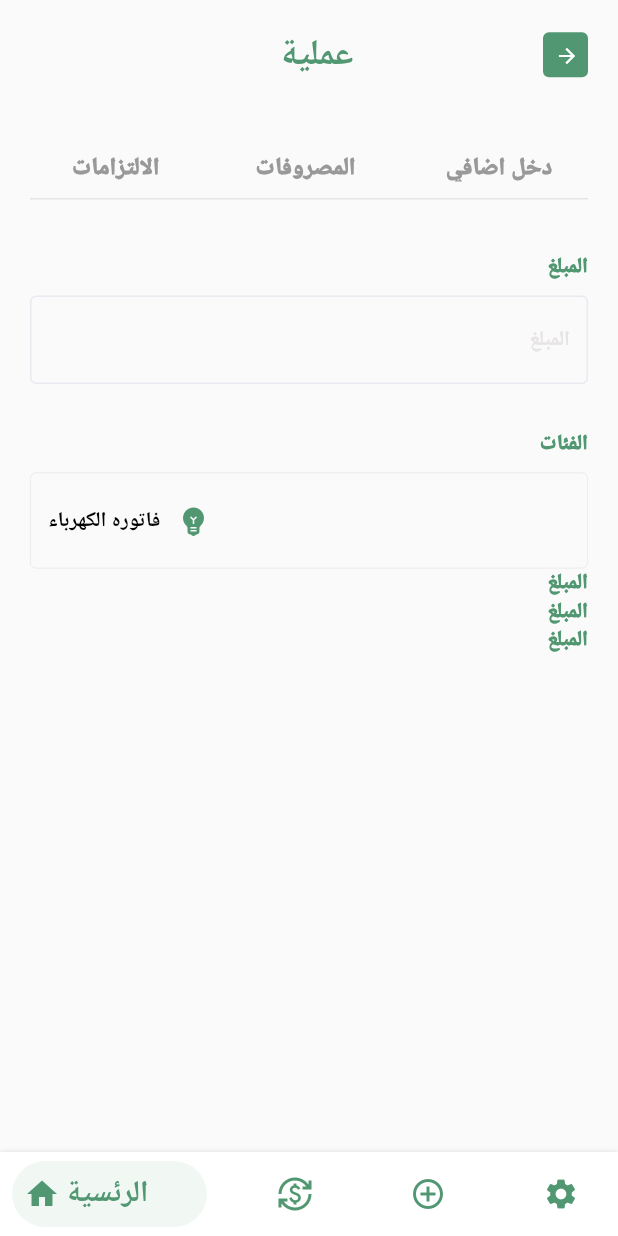
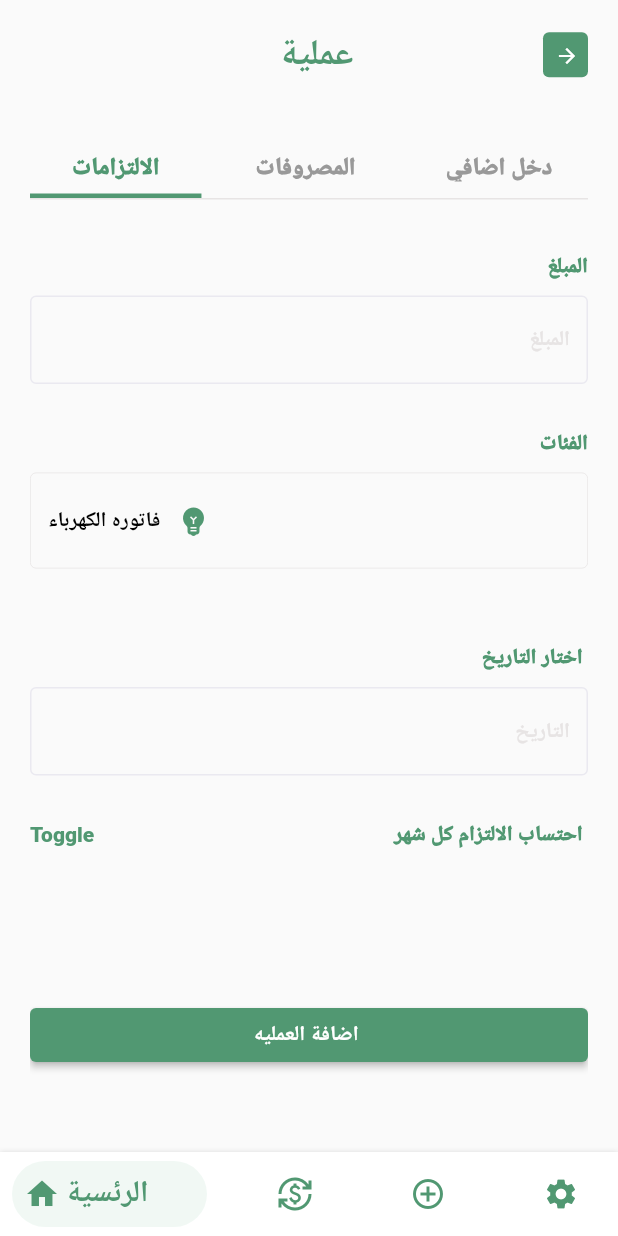
Before and after one commit to nor4ham/Jaeeb, a Flutter app: the screen it shows after launch, on a phone screen of 412 x 824 dp. Run offline on Flutter 3.47's test engine with Material 2 defaults, Android fonts, the light colour scheme and no system bars; drawn by our look-alikes of bottom_navy_bar; our stand-ins replace get, google_fonts, hexcolor, syncfusion_flutter_charts.

Commit message:
dropdownListWidget2

```diff
--- a/lib/Controller/needs_controller.dart
+++ b/lib/Controller/needs_controller.dart
@@ -15,8 +15,6 @@ class NeedsController extends GetxController {
       child: Row(
         mainAxisAlignment: MainAxisAlignment.end,
         children: [
-
-
           TextWidget(
             text: 'فاتوره الكهرباء',
             color: ThemeApp.black,
--- a/lib/Controller/transaction_controller.dart
+++ b/lib/Controller/transaction_controller.dart
@@ -8,10 +8,10 @@ import '../Veiw/widgets/needs.dart';
 class TransactionController extends GetxController {
   final index = 0.obs;
   var Transactions = [Needs(), Expenses(), ExtraIncome()];
-  final colorButtonNeeds = ThemeApp.gray.obs;
+  final colorButtonNeeds = ThemeApp.darkGreen.obs;
   final colorButtonExpenses = ThemeApp.gray.obs;
   final colorButtonExtraIncome = ThemeApp.gray.obs;
-  final colorButtonNeedsLine = ThemeApp.gray.withOpacity(0.0).obs;
+  final colorButtonNeedsLine = ThemeApp.darkGreen.obs;
   final colorButtonExpensesLine = ThemeApp.gray.withOpacity(0.0).obs;
   final colorButtonExtraIncomeLine = ThemeApp.gray.withOpacity(0.0).obs;
   void isNeeds() {
--- a/lib/Veiw/widgets/button.dart
+++ b/lib/Veiw/widgets/button.dart
@@ -0,0 +1,23 @@
+import 'package:flutter/material.dart';
+import 'package:jaeeb/theme%20app.dart';
+
+import 'text_widget.dart';
+
+class ButtonWidget extends StatelessWidget {
+  var onPressed;
+  String text;
+  ButtonWidget({
+    required this.text,
+    required this.onPressed,
+    super.key,
+  });
+  @override
+  Widget build(BuildContext context) {
+    return ElevatedButton(
+        style: TextButton.styleFrom(
+          backgroundColor: ThemeApp.darkGreen,
+        ),
+        onPressed: onPressed,
+        child: TextWidget(color: ThemeApp.white, text:text, fontSize: 14, fontWeight: FontWeight.w800,));
+  }
+}
--- a/lib/Veiw/widgets/needs.dart
+++ b/lib/Veiw/widgets/needs.dart
@@ -3,6 +3,7 @@ import 'package:get/get.dart';
 import 'package:jaeeb/theme%20app.dart';
 
 import '../../Controller/needs_controller.dart';
+import 'button.dart';
 import 'dropdown_list_widget.dart';
 import 'text_field.dart';
 import 'text_widget.dart';
@@ -57,43 +58,69 @@ class Needs extends StatelessWidget {
             const SizedBox(
               height: 10,
             ),
-            dropdownListWidget(dropdownvalue: controller.dropdownvalue, items: controller.items,),
+            dropdownListWidget(
+              dropdownvalue: controller.dropdownvalue,
+              items: controller.items,
+            ),
+            const SizedBox(
+              height: 50,
+            ),
             Row(
               mainAxisAlignment: MainAxisAlignment.end,
               children: [
                 TextWidget(
-                  text: 'المبلغ',
+                  text: 'اختار التاريخ ',
                   color: ThemeApp.darkGreen,
                   fontSize: 14,
                   fontWeight: FontWeight.w900,
                 ),
               ],
             ),
+            const SizedBox(
+              height: 10,
+            ),
+            TextFieldWidget(
+              controller: controller.controllerMoney.value,
+              hintText: 'التاريخ  ',
+            ),
+            const SizedBox(
+              height: 30,
+            ),
             Row(
-              mainAxisAlignment: MainAxisAlignment.end,
+              mainAxisAlignment: MainAxisAlignment.spaceBetween,
               children: [
                 TextWidget(
-                  text: 'المبلغ',
+                  text: 'Toggle ',
+                  color: ThemeApp.darkGreen,
+                  fontSize: 14,
+                  fontWeight: FontWeight.w900,
+                ),
+                TextWidget(
+                  text: 'احتساب الالتزام كل شهر ',
                   color: ThemeApp.darkGreen,
                   fontSize: 14,
                   fontWeight: FontWeight.w900,
                 ),
               ],
             ),
-            Row(
-              mainAxisAlignment: MainAxisAlignment.end,
-              children: [
-                TextWidget(
-                  text: 'المبلغ',
-                  color: ThemeApp.darkGreen,
-                  fontSize: 14,
-                  fontWeight: FontWeight.w900,
-                ),
-              ],
+            const SizedBox(
+              height: 50,
+            )
+          ],
+        ),
+        Column(
+          mainAxisAlignment: MainAxisAlignment.end,
+          crossAxisAlignment: CrossAxisAlignment.stretch,
+          children: [
+            const SizedBox(
+              height: 50,
+            ),
+            ButtonWidget(
+              text: 'اضافة العمليه ',
+              onPressed: () {},
             ),
           ],
         ),
-        Column(),
       ],
     );
   }
```
Also changed, not shown: lib/Veiw/widgets/date_field.dart (added).
